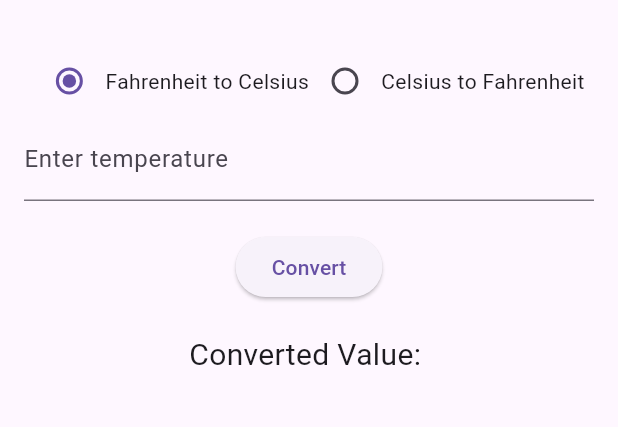
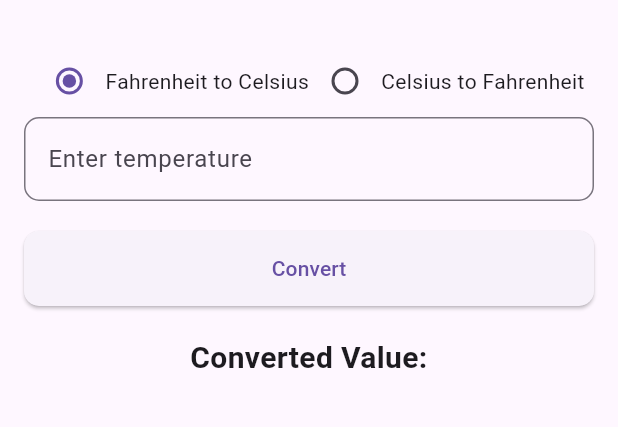
Before and after one commit to eldadgishinge/temperature_converter, a Flutter app: the screen it shows after launch, on a phone screen of 412 x 824 dp, the part 63-490 px from its top. Run offline on Flutter 3.47's test engine with Material 3 defaults, Android fonts, the phone set to English and light mode, and no system bars.

```diff
--- a/lib/main.dart
+++ b/lib/main.dart
@@ -9,6 +9,7 @@ class TemperatureConverterApp extends StatelessWidget {
       title: 'Temperature Converter',
       theme: ThemeData(
         primarySwatch: Colors.blue,
+        visualDensity: VisualDensity.adaptivePlatformDensity,
       ),
       home: TemperatureConverter(),
     );
@@ -54,8 +55,9 @@ class _TemperatureConverterState extends State<TemperatureConverter> {
         title: Text('Temperature Converter'),
       ),
       body: Padding(
-        padding: EdgeInsets.all(16.0),
+        padding: const EdgeInsets.all(16.0),
         child: Column(
+          crossAxisAlignment: CrossAxisAlignment.stretch,
           children: <Widget>[
             Row(
               mainAxisAlignment: MainAxisAlignment.center,
@@ -86,6 +88,9 @@ class _TemperatureConverterState extends State<TemperatureConverter> {
               controller: _controller,
               decoration: InputDecoration(
                 labelText: 'Enter temperature',
+                border: OutlineInputBorder(
+                  borderRadius: BorderRadius.circular(10.0),
+                ),
               ),
               keyboardType: TextInputType.number,
             ),
@@ -93,19 +98,29 @@ class _TemperatureConverterState extends State<TemperatureConverter> {
             ElevatedButton(
               onPressed: _convertTemperature,
               child: Text('Convert'),
+              style: ElevatedButton.styleFrom(
+                padding: EdgeInsets.symmetric(vertical: 15.0),
+                shape: RoundedRectangleBorder(
+                  borderRadius: BorderRadius.circular(10.0),
+                ),
+              ),
             ),
             SizedBox(height: 20.0),
             Text(
               'Converted Value: $_convertedValue',
-              style: TextStyle(fontSize: 20.0),
+              style: TextStyle(fontSize: 20.0, fontWeight: FontWeight.bold),
+              textAlign: TextAlign.center,
             ),
             SizedBox(height: 20.0),
             Expanded(
               child: ListView.builder(
                 itemCount: _conversionHistory.length,
                 itemBuilder: (context, index) {
-                  return ListTile(
-                    title: Text(_conversionHistory[index]),
+                  return Card(
+                    margin: EdgeInsets.symmetric(vertical: 5.0, horizontal: 0),
+                    child: ListTile(
+                      title: Text(_conversionHistory[index]),
+                    ),
                   );
                 },
               ),
```
